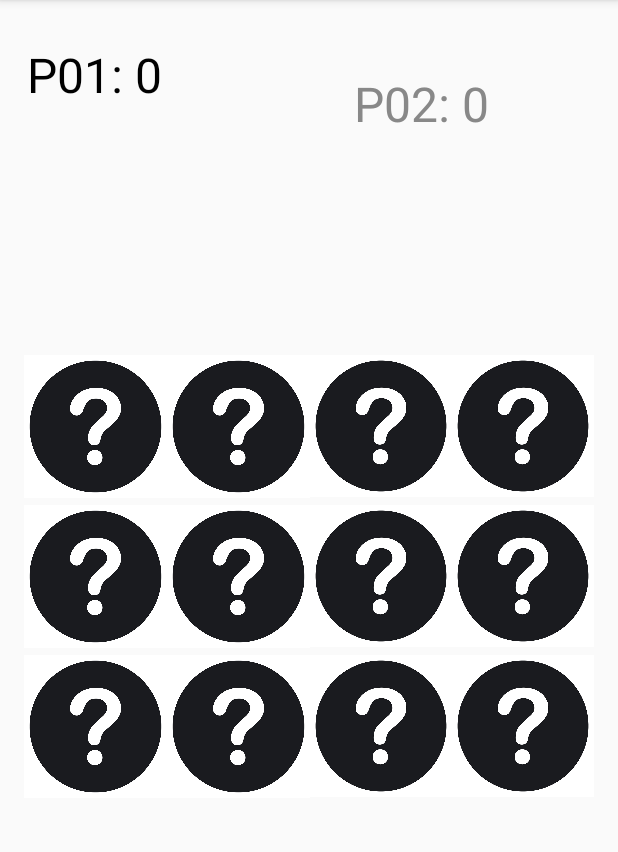
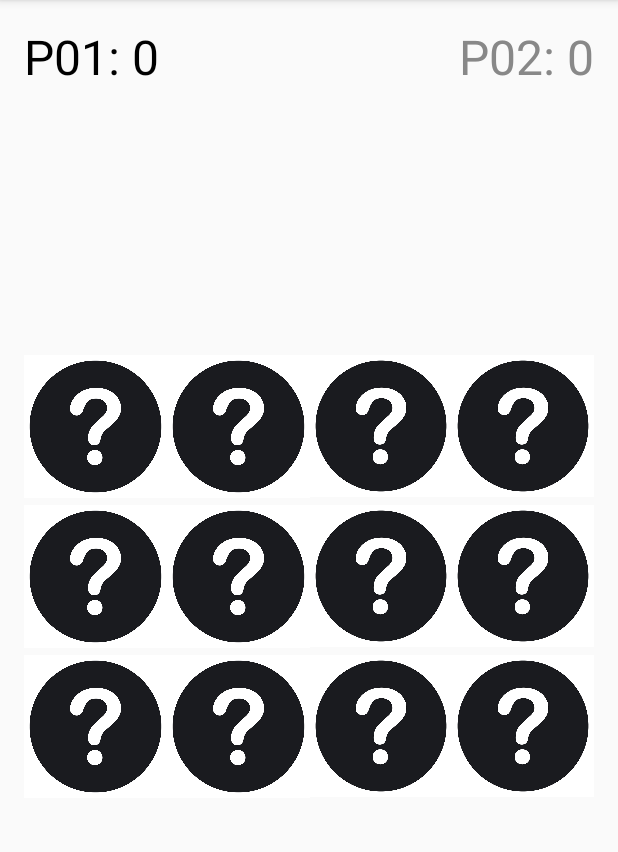
Before and after one commit to mmuhamadamirzaidi/MemoryGames, an Android app: the screen it shows after launch (MainActivity), on a phone screen of 412 x 824 dp, the part 84-936 px from its top. Run offline under Robolectric (Android 15) with nearby library versions, the light colour scheme and no system bars.

Commit message:
Fix Layout Player

```diff
--- a/app/src/main/res/layout/activity_main.xml
+++ b/app/src/main/res/layout/activity_main.xml
@@ -1,51 +1,50 @@
 <?xml version="1.0" encoding="utf-8"?>
-<RelativeLayout
-    android:id="@+id/activity_main"
-    xmlns:android="http://schemas.android.com/apk/res/android"
+<RelativeLayout xmlns:android="http://schemas.android.com/apk/res/android"
     xmlns:app="http://schemas.android.com/apk/res-auto"
     xmlns:tools="http://schemas.android.com/tools"
+    android:id="@+id/activity_main"
     android:layout_width="match_parent"
     android:layout_height="match_parent"
-    tools:context=".MainActivity"
+    android:paddingLeft="16dp"
+    android:paddingTop="16dp"
+    android:paddingRight="16dp"
     android:paddingBottom="16dp"
-    android:paddingTop="16dp"
-    android:paddingLeft="16dp"
-    android:paddingRight="16dp">
+    tools:context=".MainActivity">
 
     <include
         layout="@layout/images"
         android:layout_width="wrap_content"
         android:layout_height="300dp"
-        android:layout_centerVertical="true"
-        android:layout_centerHorizontal="true"/>
+        android:layout_centerHorizontal="true"
+        android:layout_centerVertical="true" />
+
+    <LinearLayout
+        android:weightSum="2"
+        android:orientation="horizontal"
+        android:layout_width="match_parent"
+        android:layout_height="wrap_content">
 
         <TextView
+            android:textAlignment="textStart"
+            android:layout_weight="1"
+            android:id="@+id/tv_p1"
+            android:layout_width="match_parent"
+            android:layout_height="wrap_content"
             android:text="@string/p01_0"
-        android:layout_width="wrap_content"
-        android:layout_height="wrap_content"
-        android:layout_alignParentTop="true"
-        android:layout_alignParentStart="true"
-        android:layout_alignParentLeft="true"
-        android:layout_marginStart="2dp"
-        android:layout_marginLeft="250dp"
-        android:layout_marginTop="12dp"
-        android:textSize="32dp"
             android:textColor="#000000"
-        android:id="@+id/tv_p1"/>
+            android:textSize="32dp" />
 
         <TextView
+            android:textAlignment="textEnd"
             android:id="@+id/tv_p2"
-        android:layout_width="wrap_content"
+            android:layout_width="match_parent"
             android:layout_height="wrap_content"
-        android:layout_alignParentStart="true"
-        android:layout_alignParentLeft="true"
-        android:layout_alignParentTop="true"
-        android:layout_marginStart="220dp"
-        android:layout_marginLeft="220dp"
-        android:layout_marginTop="31dp"
+            android:layout_weight="1"
             android:text="@string/p02_0"
             android:textColor="#000000"
             android:textSize="32dp" />
 
+    </LinearLayout>
+
 
 </RelativeLayout>
```
Lines whose indentation alone changed are shown as unchanged.
